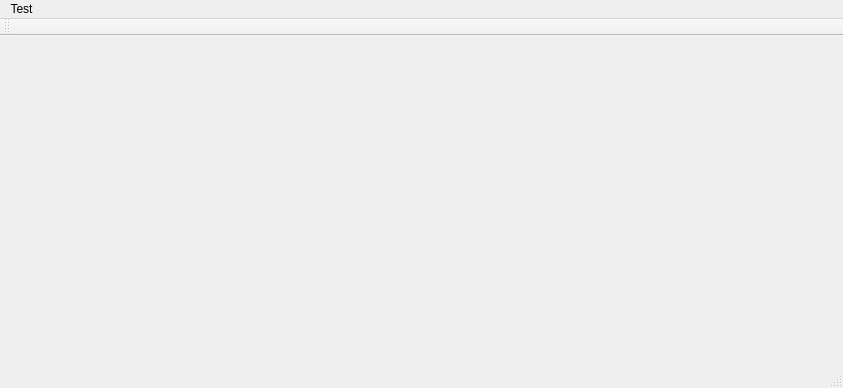
Before: the Qt Designer form mainwindow.ui in havetc/OpenFish, drawn with Qt 5.
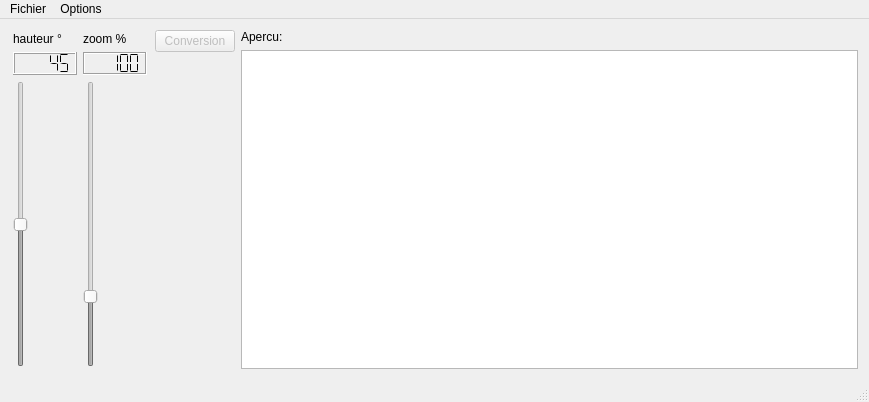
After: the same form once the commit is applied.

What changed in the file:
```diff
--- a/mainwindow.ui
+++ b/mainwindow.ui
@@ -6,38 +6,227 @@
    <rect>
     <x>0</x>
     <y>0</y>
-    <width>843</width>
-    <height>388</height>
+    <width>869</width>
+    <height>402</height>
    </rect>
   </property>
+  <property name="minimumSize">
+   <size>
+    <width>10</width>
+    <height>0</height>
+   </size>
+  </property>
   <property name="windowTitle">
    <string>MainWindow</string>
   </property>
-  <widget class="QWidget" name="centralWidget"/>
+  <widget class="QWidget" name="centralWidget">
+   <property name="enabled">
+    <bool>true</bool>
+   </property>
+   <property name="autoFillBackground">
+    <bool>true</bool>
+   </property>
+   <layout class="QHBoxLayout" name="horizontalLayout_2">
+    <item>
+     <layout class="QHBoxLayout" name="horizontalLayout">
+      <property name="sizeConstraint">
+       <enum>QLayout::SetDefaultConstraint</enum>
+      </property>
+      <property name="leftMargin">
+       <number>2</number>
+      </property>
+      <property name="topMargin">
+       <number>2</number>
+      </property>
+      <property name="rightMargin">
+       <number>2</number>
+      </property>
+      <property name="bottomMargin">
+       <number>2</number>
+      </property>
+      <item>
+       <layout class="QVBoxLayout" name="verticalLayout">
+        <property name="sizeConstraint">
+         <enum>QLayout::SetDefaultConstraint</enum>
+        </property>
+        <item>
+         <widget class="QLabel" name="labelHaut">
+          <property name="text">
+           <string>hauteur °</string>
+          </property>
+         </widget>
+        </item>
+        <item>
+         <widget class="QLCDNumber" name="lcdNumberHaut">
+          <property name="autoFillBackground">
+           <bool>true</bool>
+          </property>
+          <property name="smallDecimalPoint">
+           <bool>false</bool>
+          </property>
+          <property name="segmentStyle">
+           <enum>QLCDNumber::Flat</enum>
+          </property>
+          <property name="value" stdset="0">
+           <double>45.000000000000000</double>
+          </property>
+         </widget>
+        </item>
+        <item>
+         <widget class="QSlider" name="verticalSliderHaut">
+          <property name="enabled">
+           <bool>false</bool>
+          </property>
+          <property name="maximum">
+           <number>90</number>
+          </property>
+          <property name="value">
+           <number>45</number>
+          </property>
+          <property name="orientation">
+           <enum>Qt::Vertical</enum>
+          </property>
+          <property name="tickPosition">
+           <enum>QSlider::NoTicks</enum>
+          </property>
+         </widget>
+        </item>
+       </layout>
+      </item>
+      <item>
+       <layout class="QVBoxLayout" name="verticalLayout_2">
+        <item>
+         <widget class="QLabel" name="labelZoom">
+          <property name="text">
+           <string>zoom %</string>
+          </property>
+         </widget>
+        </item>
+        <item>
+         <widget class="QLCDNumber" name="lcdNumberZoom">
+          <property name="autoFillBackground">
+           <bool>true</bool>
+          </property>
+          <property name="frameShape">
+           <enum>QFrame::Box</enum>
+          </property>
+          <property name="frameShadow">
+           <enum>QFrame::Sunken</enum>
+          </property>
+          <property name="segmentStyle">
+           <enum>QLCDNumber::Flat</enum>
+          </property>
+          <property name="intValue" stdset="0">
+           <number>100</number>
+          </property>
+         </widget>
+        </item>
+        <item>
+         <widget class="QSlider" name="verticalSliderZoom">
+          <property name="enabled">
+           <bool>false</bool>
+          </property>
+          <property name="minimum">
+           <number>10</number>
+          </property>
+          <property name="maximum">
+           <number>400</number>
+          </property>
+          <property name="singleStep">
+           <number>1</number>
+          </property>
+          <property name="value">
+           <number>100</number>
+          </property>
+          <property name="orientation">
+           <enum>Qt::Vertical</enum>
+          </property>
+         </widget>
+        </item>
+       </layout>
+      </item>
+     </layout>
+    </item>
+    <item>
+     <layout class="QVBoxLayout" name="verticalLayout_3">
+      <item>
+       <widget class="QPushButton" name="pushButton">
+        <property name="enabled">
+         <bool>false</bool>
+        </property>
+        <property name="text">
+         <string>Conversion</string>
+        </property>
+       </widget>
+      </item>
+      <item>
+       <spacer name="verticalSpacer">
+        <property name="orientation">
+         <enum>Qt::Vertical</enum>
+        </property>
+        <property name="sizeHint" stdset="0">
+         <size>
+          <width>20</width>
+          <height>40</height>
+         </size>
+        </property>
+       </spacer>
+      </item>
+     </layout>
+    </item>
+    <item>
+     <layout class="QVBoxLayout" name="verticalLayout_4">
+      <item>
+       <widget class="QLabel" name="label">
+        <property name="text">
+         <string>Apercu:</string>
+        </property>
+       </widget>
+      </item>
+      <item>
+       <widget class="QGraphicsView" name="graphicsView">
+        <property name="enabled">
+         <bool>true</bool>
+        </property>
+        <property name="sizePolicy">
+         <sizepolicy hsizetype="Expanding" vsizetype="Expanding">
+          <horstretch>0</horstretch>
+          <verstretch>0</verstretch>
+         </sizepolicy>
+        </property>
+        <property name="interactive">
+         <bool>false</bool>
+        </property>
+       </widget>
+      </item>
+     </layout>
+    </item>
+   </layout>
+  </widget>
   <widget class="QMenuBar" name="menuBar">
    <property name="geometry">
     <rect>
      <x>0</x>
      <y>0</y>
-     <width>843</width>
+     <width>869</width>
      <height>21</height>
     </rect>
    </property>
    <widget class="QMenu" name="menuTest">
     <property name="title">
-     <string>Test</string>
+     <string>Fichier</string>
     </property>
     <addaction name="actionAction_1"/>
+    <addaction name="actionFermer"/>
+   </widget>
+   <widget class="QMenu" name="menuOptions">
+    <property name="title">
+     <string>Options</string>
+    </property>
+    <addaction name="actionR_solution_de_sortie"/>
    </widget>
    <addaction name="menuTest"/>
-  </widget>
-  <widget class="QToolBar" name="mainToolBar">
-   <attribute name="toolBarArea">
-    <enum>TopToolBarArea</enum>
-   </attribute>
-   <attribute name="toolBarBreak">
-    <bool>false</bool>
-   </attribute>
+   <addaction name="menuOptions"/>
   </widget>
   <widget class="QStatusBar" name="statusBar"/>
   <action name="actionAction_1">
```
Left out of the diff: 63 changed lines with no effect on the pictures.
